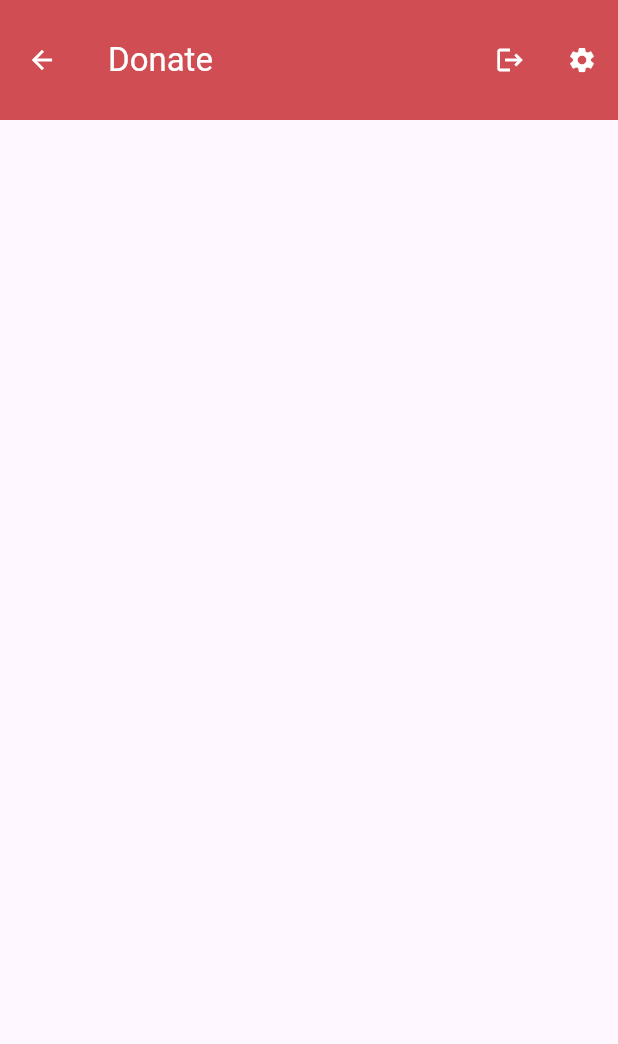
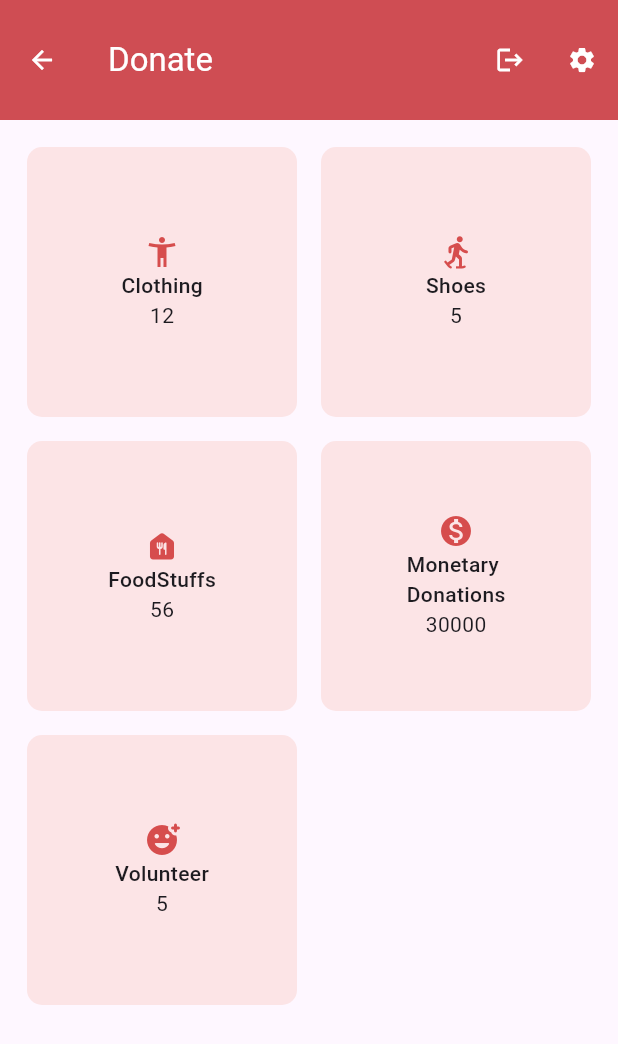
Before and after one commit to Michemor/Dorcas_Pantry, a Flutter app: the Donate screen opened directly, on a phone screen of 412 x 824 dp. Shown: the top 1044 px of the screen. Run offline on Flutter 3.47's test engine with Material 3 defaults, Android fonts, the phone set to English and light mode, and no system bars; our stand-ins replace get, google_fonts, salomon_bottom_bar, sign_in_button; missing offline and left inert: weekly_calendar.

Commit message:
added list view to homepage, and grid view to donation page.

```diff
--- a/lib/configs/colors.dart
+++ b/lib/configs/colors.dart
@@ -1,7 +1,8 @@
 import 'package:flutter/material.dart';
 
 const Color primary = Color(0xFFd64d4d);
-const Color secondary = Color(0xFFf8c4c9);
+const Color secondary =  Color(0xFFfce4e6);
 const Color white = Color(0xFFffffff);
 const Color grey = Color(0xFFd4d4d4);
 Color transparent = Colors.white.withOpacity(1.0);
+const black = Colors.black;
--- a/lib/views/screens/donate.dart
+++ b/lib/views/screens/donate.dart
@@ -3,13 +3,64 @@ import 'package:pantry/configs/colors.dart';
 import 'package:pantry/views/widgets/bottomNav.dart';
 import 'package:pantry/views/widgets/nav.dart';
 
+final List donations = ['Clothing', 'Shoes', 'FoodStuffs', 'Monetary\nDonations', 'Volunteer'];
+final List donationIcons = [
+  Icons.accessibility_new_outlined,
+  Icons.snowshoeing_rounded,
+  Icons.food_bank_rounded,
+  Icons.monetization_on_sharp,
+  Icons.add_reaction_rounded,
+];
+
+final List quantity = [
+  "12", '5', '56', '30000', '5'
+];
+
+
 class Donate extends StatelessWidget {
   const Donate({super.key});
-
   @override
   Widget build(BuildContext context) {
     return Scaffold(
-      appBar: navBar(navTitle: Text("Donate")),
+      appBar: navBar(navTitle: const Text("Donate")),
+      body: Expanded(
+              child: GridView.builder(
+                padding: const EdgeInsets.all(10.0),
+                itemCount: 5,
+                shrinkWrap: true,
+                gridDelegate: const SliverGridDelegateWithFixedCrossAxisCount(crossAxisCount: 2),
+              itemBuilder: (context, index) {
+                return Padding(
+                  padding: const EdgeInsets.all(8.0),
+                  child: Container(
+                    decoration: const BoxDecoration(
+                      color: secondary,
+                      borderRadius: BorderRadius.all(Radius.circular(10.0))
+                    ),
+                    child: Column(
+                      mainAxisAlignment: MainAxisAlignment.center,
+                      children: [
+                       Icon(
+                        donationIcons[index],
+                        color: primary,
+                       ),
+                       Text(
+                        donations[index],
+                        style: const TextStyle(
+                          fontSize: 14,
+                          fontWeight: FontWeight.w500,
+                        ),
+                       ),
+                      Text(
+                        quantity[index],
+                      ),
+                      ],
+                    ),
+                  ),
+                );
+              }),
+            )
+,
     );
   }
 }
--- a/lib/views/screens/login.dart
+++ b/lib/views/screens/login.dart
@@ -54,7 +54,7 @@ class _LoginState extends State<Login> {
                   mainAxisAlignment: MainAxisAlignment.start,
                   children: [
                     SizedBox(height: 20.0),
-                    customText(text: 'Welcome', textColor: primary),
+                    customText(text: 'Welcome Back', textColor: primary),
                      SizedBox(height: 20),
                   customInputText(control: username,
                   hint: 'Enter username',
```
Also changed, not shown: lib/views/screens/home.dart (+114 -0 lines), lib/views/widgets/activityCard.dart (+53 -0 lines).
